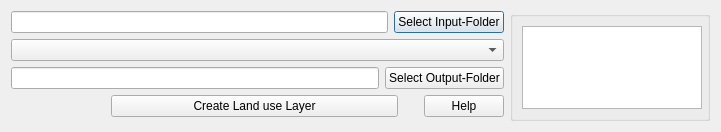
Qt form QTalsim/qtalsim_landuse.ui (sydroconsult/QTalsim) before a commit.
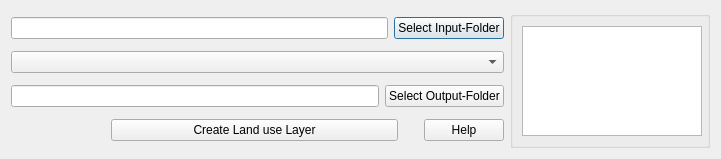
The same form after that commit. Custom widgets are drawn as their Qt base class.

Diff of the .ui file:
```diff
--- a/QTalsim/qtalsim_landuse.ui
+++ b/QTalsim/qtalsim_landuse.ui
@@ -7,7 +7,7 @@
     <x>0</x>
     <y>0</y>
     <width>721</width>
-    <height>132</height>
+    <height>159</height>
    </rect>
   </property>
   <property name="windowTitle">
@@ -107,7 +107,7 @@
      <property name="minimumSize">
       <size>
        <width>50</width>
-       <height>0</height>
+       <height>50</height>
       </size>
      </property>
      <property name="maximumSize">
```
